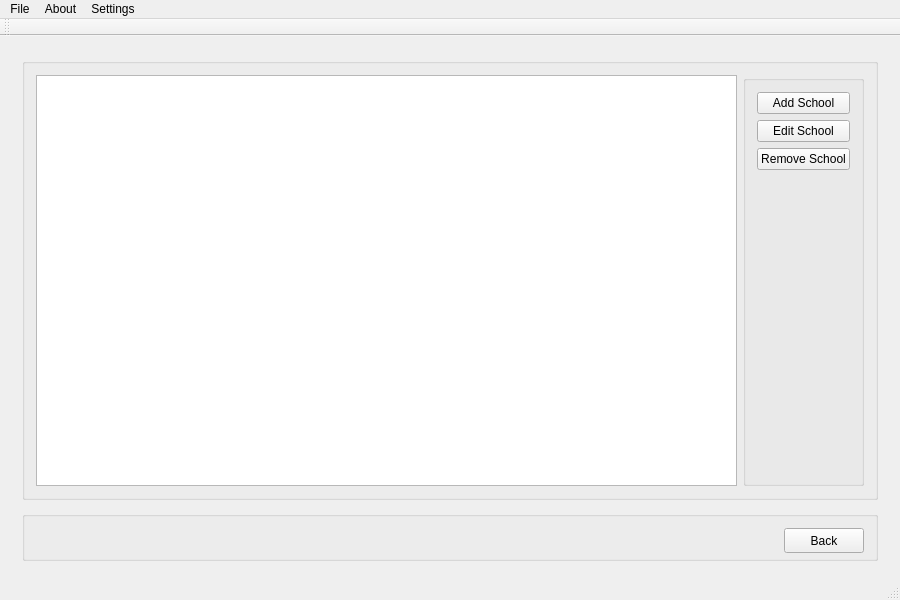
Qt form QuickManager/mainwindow.ui (Vijay13/QuickManager) before a commit.
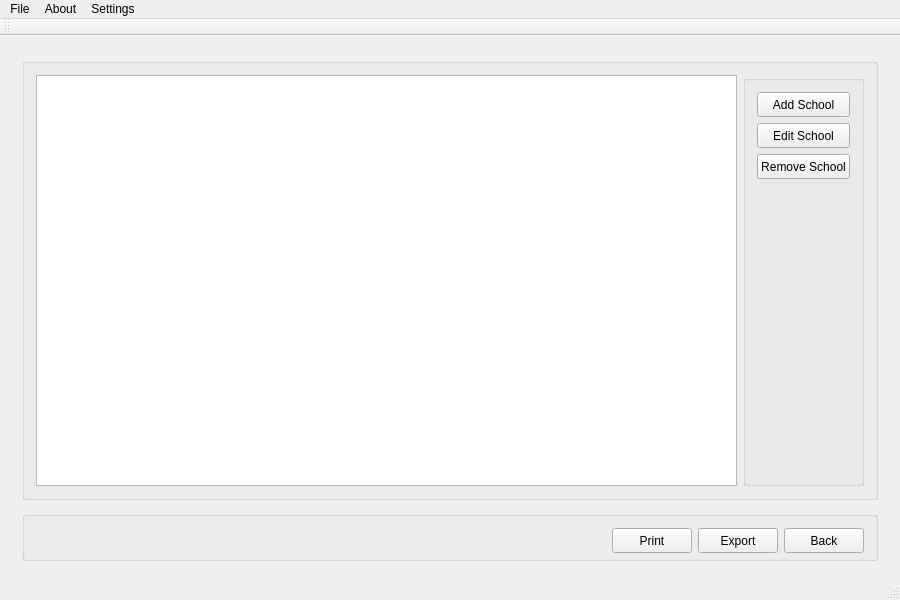
The same form after that commit. The open tabs and pages were chosen to show the change.

Commit message: Added FileManager to export and print QTableViews

Patch:
```diff
--- a/QuickManager/mainwindow.ui
+++ b/QuickManager/mainwindow.ui
@@ -188,6 +188,12 @@
              <layout class="QVBoxLayout" name="verticalLayout_3">
               <item>
                <widget class="QPushButton" name="pushButtonAddSchool">
+                <property name="minimumSize">
+                 <size>
+                  <width>0</width>
+                  <height>25</height>
+                 </size>
+                </property>
                 <property name="text">
                  <string>Add School</string>
                 </property>
@@ -195,6 +201,12 @@
               </item>
               <item>
                <widget class="QPushButton" name="pushButtonEditSchool">
+                <property name="minimumSize">
+                 <size>
+                  <width>0</width>
+                  <height>25</height>
+                 </size>
+                </property>
                 <property name="text">
                  <string>Edit School</string>
                 </property>
@@ -202,6 +214,12 @@
               </item>
               <item>
                <widget class="QPushButton" name="pushButtonRemoveSchool">
+                <property name="minimumSize">
+                 <size>
+                  <width>0</width>
+                  <height>25</height>
+                 </size>
+                </property>
                 <property name="text">
                  <string>Remove School</string>
                 </property>
@@ -257,6 +275,32 @@
              </property>
             </spacer>
            </item>
+           <item>
+            <widget class="QPushButton" name="pushButtonPrintSchools">
+             <property name="minimumSize">
+              <size>
+               <width>0</width>
+               <height>25</height>
+              </size>
+             </property>
+             <property name="text">
+              <string>Print</string>
+             </property>
+            </widget>
+           </item>
+           <item>
+            <widget class="QPushButton" name="pushButtonExportSchools">
+             <property name="minimumSize">
+              <size>
+               <width>0</width>
+               <height>25</height>
+              </size>
+             </property>
+             <property name="text">
+              <string>Export</string>
+             </property>
+            </widget>
+           </item>
            <item>
             <widget class="QPushButton" name="pushButtonBack">
              <property name="minimumSize">
```
Left out of the diff: 33 changed lines with no effect on the pictures. The commit also changes 10 other files.
